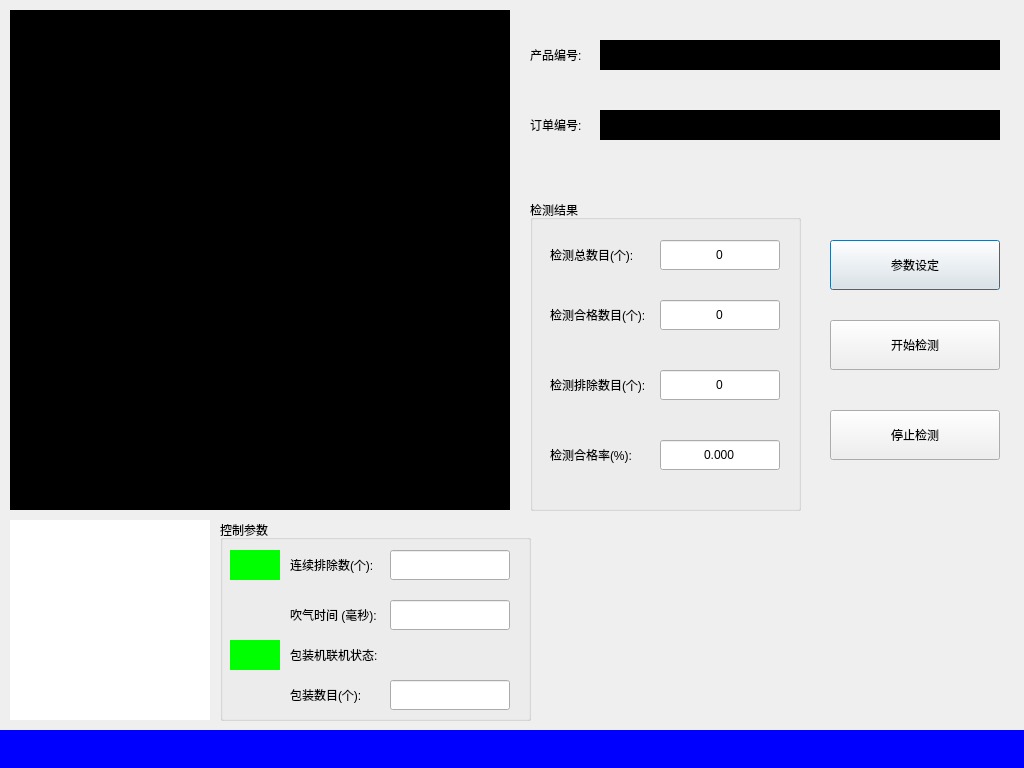
This is glassDetect/res/glassdetectdlg.ui in Arvin-He/projects as Qt 5 draws it before an edit. The edited form follows.
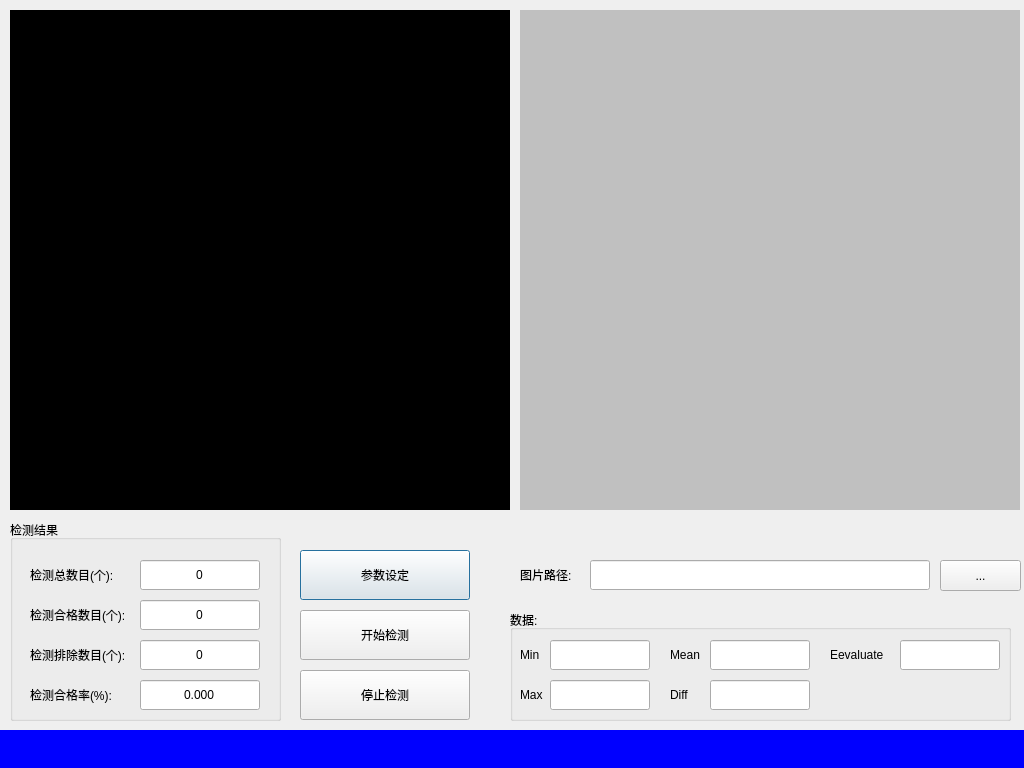
This is the edited form.

```diff
--- a/glassDetect/res/glassdetectdlg.ui
+++ b/glassDetect/res/glassdetectdlg.ui
@@ -32,8 +32,8 @@
   <widget class="QPushButton" name="paramSettingBtn">
    <property name="geometry">
     <rect>
-     <x>830</x>
-     <y>240</y>
+     <x>300</x>
+     <y>550</y>
      <width>170</width>
      <height>50</height>
     </rect>
@@ -45,8 +45,8 @@
   <widget class="QPushButton" name="StartBtn">
    <property name="geometry">
     <rect>
-     <x>830</x>
-     <y>320</y>
+     <x>300</x>
+     <y>610</y>
      <width>170</width>
      <height>50</height>
     </rect>
@@ -58,8 +58,8 @@
   <widget class="QPushButton" name="stopBtn">
    <property name="geometry">
     <rect>
-     <x>830</x>
-     <y>410</y>
+     <x>300</x>
+     <y>670</y>
      <width>170</width>
      <height>50</height>
     </rect>
@@ -68,39 +68,13 @@
     <string>停止检测</string>
    </property>
   </widget>
-  <widget class="QLabel" name="label">
-   <property name="geometry">
-    <rect>
-     <x>530</x>
-     <y>40</y>
-     <width>80</width>
-     <height>30</height>
-    </rect>
-   </property>
-   <property name="text">
-    <string>产品编号:</string>
-   </property>
-  </widget>
-  <widget class="QLabel" name="label_2">
-   <property name="geometry">
-    <rect>
-     <x>530</x>
-     <y>110</y>
-     <width>80</width>
-     <height>30</height>
-    </rect>
-   </property>
-   <property name="text">
-    <string>订单编号:</string>
-   </property>
-  </widget>
   <widget class="QGroupBox" name="groupBox">
    <property name="geometry">
     <rect>
-     <x>530</x>
-     <y>200</y>
+     <x>10</x>
+     <y>520</y>
      <width>271</width>
-     <height>311</height>
+     <height>201</height>
     </rect>
    </property>
    <property name="title">
@@ -123,7 +97,7 @@
     <property name="geometry">
      <rect>
       <x>20</x>
-      <y>100</y>
+      <y>80</y>
       <width>120</width>
       <height>30</height>
      </rect>
@@ -136,7 +110,7 @@
     <property name="geometry">
      <rect>
       <x>20</x>
-      <y>170</y>
+      <y>120</y>
       <width>120</width>
       <height>30</height>
      </rect>
@@ -149,7 +123,7 @@
     <property name="geometry">
      <rect>
       <x>20</x>
-      <y>240</y>
+      <y>160</y>
       <width>120</width>
       <height>30</height>
      </rect>
@@ -181,7 +155,7 @@
     <property name="geometry">
      <rect>
       <x>130</x>
-      <y>100</y>
+      <y>80</y>
       <width>120</width>
       <height>30</height>
      </rect>
@@ -200,7 +174,7 @@
     <property name="geometry">
      <rect>
       <x>130</x>
-      <y>170</y>
+      <y>120</y>
       <width>120</width>
       <height>30</height>
      </rect>
@@ -219,7 +193,7 @@
     <property name="geometry">
      <rect>
       <x>130</x>
-      <y>240</y>
+      <y>160</y>
       <width>120</width>
       <height>30</height>
      </rect>
@@ -254,176 +228,181 @@
   <widget class="QLabel" name="productIDLabel">
    <property name="geometry">
     <rect>
-     <x>600</x>
-     <y>40</y>
-     <width>400</width>
-     <height>30</height>
+     <x>520</x>
+     <y>10</y>
+     <width>500</width>
+     <height>500</height>
     </rect>
    </property>
    <property name="styleSheet">
-    <string notr="true">background-color: rgb(0, 0, 0);</string>
+    <string notr="true">background-color: rgb(192, 192, 192);</string>
    </property>
    <property name="text">
     <string/>
    </property>
   </widget>
-  <widget class="QLabel" name="orderIDLabel">
+  <widget class="QPushButton" name="loadImageBtn">
    <property name="geometry">
     <rect>
-     <x>600</x>
-     <y>110</y>
-     <width>400</width>
-     <height>30</height>
+     <x>940</x>
+     <y>560</y>
+     <width>81</width>
+     <height>31</height>
     </rect>
    </property>
-   <property name="styleSheet">
-    <string notr="true">background-color: rgb(0, 0, 0);</string>
-   </property>
    <property name="text">
-    <string/>
+    <string>...</string>
    </property>
   </widget>
-  <widget class="QLabel" name="sampleViewLabel">
+  <widget class="QLineEdit" name="imagePathEdit">
    <property name="geometry">
     <rect>
-     <x>10</x>
-     <y>520</y>
-     <width>200</width>
-     <height>200</height>
+     <x>590</x>
+     <y>560</y>
+     <width>340</width>
+     <height>30</height>
     </rect>
    </property>
-   <property name="styleSheet">
-    <string notr="true">background-color: rgb(255, 255, 255);</string>
+  </widget>
+  <widget class="QLabel" name="label">
+   <property name="geometry">
+    <rect>
+     <x>520</x>
+     <y>560</y>
+     <width>60</width>
+     <height>30</height>
+    </rect>
    </property>
    <property name="text">
-    <string/>
+    <string>图片路径:</string>
    </property>
   </widget>
   <widget class="QGroupBox" name="groupBox_2">
    <property name="geometry">
     <rect>
-     <x>220</x>
-     <y>520</y>
-     <width>311</width>
-     <height>201</height>
+     <x>510</x>
+     <y>610</y>
+     <width>501</width>
+     <height>111</height>
     </rect>
    </property>
    <property name="title">
-    <string>控制参数</string>
+    <string>数据:</string>
    </property>
-   <widget class="QLabel" name="badSerialLabel">
+   <widget class="QLabel" name="label_2">
     <property name="geometry">
      <rect>
       <x>10</x>
       <y>30</y>
-      <width>50</width>
+      <width>40</width>
       <height>30</height>
      </rect>
     </property>
-    <property name="styleSheet">
-     <string notr="true">background-color: rgb(0, 255, 0);</string>
-    </property>
     <property name="text">
-     <string/>
+     <string>Min</string>
     </property>
    </widget>
-   <widget class="QLabel" name="label_12">
+   <widget class="QLineEdit" name="lineEdit">
     <property name="geometry">
      <rect>
-      <x>70</x>
+      <x>40</x>
       <y>30</y>
       <width>100</width>
       <height>30</height>
      </rect>
     </property>
-    <property name="text">
-     <string>连续排除数(个):</string>
-    </property>
    </widget>
-   <widget class="QLabel" name="label_13">
+   <widget class="QLineEdit" name="lineEdit_2">
     <property name="geometry">
      <rect>
-      <x>70</x>
-      <y>80</y>
+      <x>40</x>
+      <y>70</y>
       <width>100</width>
       <height>30</height>
      </rect>
     </property>
-    <property name="text">
-     <string>吹气时间 (毫秒):</string>
-    </property>
    </widget>
    <widget class="QLabel" name="label_14">
     <property name="geometry">
      <rect>
-      <x>70</x>
-      <y>120</y>
-      <width>110</width>
+      <x>10</x>
+      <y>70</y>
+      <width>40</width>
       <height>30</height>
      </rect>
     </property>
     <property name="text">
-     <string>包装机联机状态:</string>
+     <string>Max</string>
     </property>
    </widget>
-   <widget class="QLabel" name="packMatineStatusLabel">
+   <widget class="QLineEdit" name="lineEdit_3">
     <property name="geometry">
      <rect>
-      <x>10</x>
-      <y>120</y>
-      <width>50</width>
+      <x>200</x>
+      <y>30</y>
+      <width>100</width>
       <height>30</height>
      </rect>
     </property>
-    <property name="styleSheet">
-     <string notr="true">background-color: rgb(0, 255, 0);</string>
+   </widget>
+   <widget class="QLabel" name="label_8">
+    <property name="geometry">
+     <rect>
+      <x>160</x>
+      <y>30</y>
+      <width>40</width>
+      <height>30</height>
+     </rect>
     </property>
     <property name="text">
-     <string/>
+     <string>Mean</string>
     </property>
    </widget>
-   <widget class="QLabel" name="label_16">
+   <widget class="QLineEdit" name="lineEdit_4">
     <property name="geometry">
      <rect>
-      <x>70</x>
-      <y>160</y>
+      <x>200</x>
+      <y>70</y>
       <width>100</width>
       <height>30</height>
      </rect>
     </property>
-    <property name="text">
-     <string>包装数目(个):</string>
-    </property>
    </widget>
-   <widget class="QLineEdit" name="badSeriesEdit">
+   <widget class="QLabel" name="label_9">
     <property name="geometry">
      <rect>
-      <x>170</x>
-      <y>30</y>
-      <width>120</width>
+      <x>160</x>
+      <y>70</y>
+      <width>40</width>
       <height>30</height>
      </rect>
     </property>
+    <property name="text">
+     <string>Diff</string>
+    </property>
    </widget>
    <widget class="QLineEdit" name="blowTimeEdit">
     <property name="geometry">
      <rect>
-      <x>170</x>
-      <y>80</y>
-      <width>120</width>
+      <x>390</x>
+      <y>30</y>
+      <width>100</width>
       <height>30</height>
      </rect>
     </property>
    </widget>
-   <widget class="QLineEdit" name="packNumEdit">
+   <widget class="QLabel" name="label_10">
     <property name="geometry">
      <rect>
-      <x>170</x>
-      <y>160</y>
-      <width>120</width>
+      <x>320</x>
+      <y>30</y>
+      <width>65</width>
       <height>30</height>
      </rect>
     </property>
+    <property name="text">
+     <string>Eevaluate</string>
+    </property>
    </widget>
   </widget>
  </widget>
```
Left out of the diff: 6 changed lines with no effect on the pictures.
